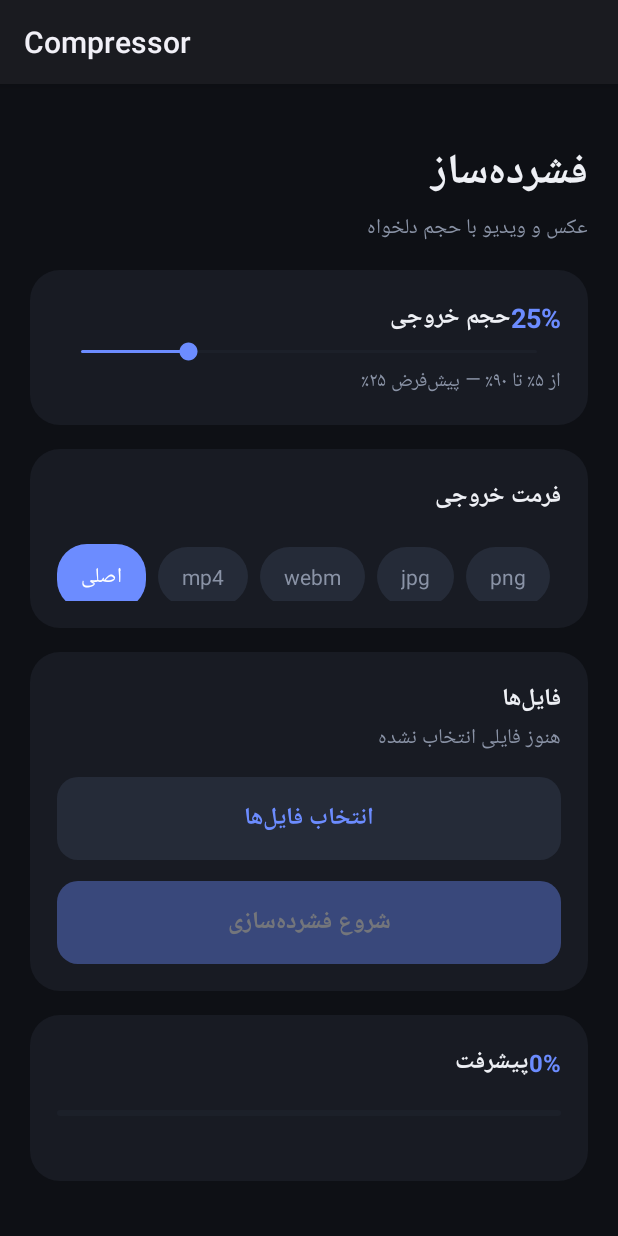
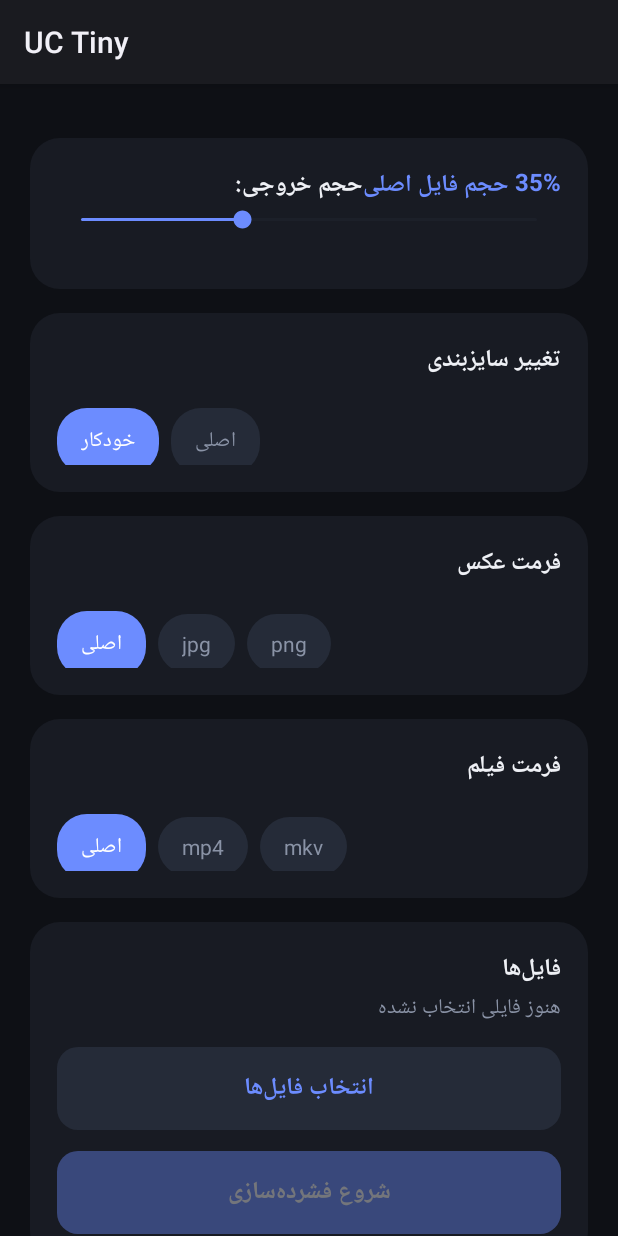
Before and after one commit to UCIRANX/Compress, an Android app: the screen it shows after launch (MainActivity), on a phone screen of 412 x 824 dp. Run offline under Robolectric (Android 15) with nearby library versions, the phone set to English and light mode, and no system bars.

Commit message:
apply uploaded zip

```diff
--- a/android/app/src/main/AndroidManifest.xml
+++ b/android/app/src/main/AndroidManifest.xml
@@ -3,7 +3,7 @@
     <uses-permission android:name="android.permission.WRITE_EXTERNAL_STORAGE" />
 
     <application
-        android:label="Compressor"
+        android:label="UC Tiny"
         android:requestLegacyExternalStorage="true">
         <activity android:name=".MainActivity" android:exported="true">
             <intent-filter>
--- a/android/app/src/main/java/com/example/compressor/MainActivity.java
+++ b/android/app/src/main/java/com/example/compressor/MainActivity.java
@@ -30,10 +30,10 @@ import java.io.InputStream;
 import java.io.OutputStream;
 import java.util.ArrayList;
 import java.util.List;
+import java.util.Locale;
 
 public class MainActivity extends Activity {
     private static final int REQ_PICK = 42;
-    private static final String[] FORMATS = {"Original", "mp4", "webm", "jpg", "png", "webp"};
 
     private static final int C_BG = 0xFF0E1015;
     private static final int C_CARD = 0xFF181B23;
@@ -42,16 +42,24 @@ public class MainActivity extends Activity {
     private static final int C_TEXT = 0xFFEEF0F5;
     private static final int C_MUTED = 0xFF8A93A6;
 
+    private static class ChipSet {
+        final List<TextView> views = new ArrayList<>();
+        String selected;
+    }
+
     private final List<Uri> selected = new ArrayList<>();
-    private final List<TextView> chips = new ArrayList<>();
+    private final ChipSet photoSet = new ChipSet();
+    private final ChipSet videoSet = new ChipSet();
+    private final ChipSet sizeSet = new ChipSet();
     private final Handler handler = new Handler(Looper.getMainLooper());
-    private String selectedFormat = "Original";
     private volatile boolean busy = false;
     private volatile boolean inNative = false;
+    private long selectedSize = -1;
     private String libDir;
 
     private SeekBar seek;
     private TextView percentValue;
+    private TextView sizeHint;
     private TextView selectedText;
     private TextView statusText;
     private TextView barText;
@@ -93,30 +101,27 @@ public class MainActivity extends Activity {
         LinearLayout root = new LinearLayout(this);
         root.setOrientation(LinearLayout.VERTICAL);
         root.setLayoutDirection(View.LAYOUT_DIRECTION_RTL);
-        root.setPadding(dp(20), dp(36), dp(20), dp(28));
+        root.setPadding(dp(20), dp(20), dp(20), dp(28));
         scroll.addView(root);
 
-        root.addView(text("فشرده‌ساز", 28, C_TEXT, true));
-        root.addView(text("عکس و ویدیو با حجم دلخواه", 14, C_MUTED, false));
-
-        // ---- کارت حجم خروجی: یک نوار لغزنده از ۵٪ تا ۹۰٪ با پیش‌فرض ۲۵٪
+        // ---- حجم خروجی: برچسب + درصد + نوار + حجم تقریبی
         LinearLayout c1 = card();
         LinearLayout head1 = row();
-        head1.addView(text("حجم خروجی", 16, C_TEXT, true), weightLp());
-        percentValue = text("25%", 18, C_ACCENT, true);
+        head1.addView(text("حجم خروجی:", 16, C_TEXT, true), weightLp());
+        percentValue = text("", 16, C_ACCENT, true);
         head1.addView(percentValue);
         c1.addView(head1);
 
         seek = new SeekBar(this);
         seek.setMax(17);          // 0..17 => 5..90 با گام ۵
-        seek.setProgress(4);      // 5 + 5*4 = 25
+        seek.setProgress(6);      // 5 + 5*6 = 35 (پیش‌فرض)
         seek.setProgressTintList(ColorStateList.valueOf(C_ACCENT));
         seek.setProgressBackgroundTintList(ColorStateList.valueOf(C_CHIP));
         seek.setThumbTintList(ColorStateList.valueOf(C_ACCENT));
         seek.setOnSeekBarChangeListener(new SeekBar.OnSeekBarChangeListener() {
             @Override
             public void onProgressChanged(SeekBar s, int p, boolean fromUser) {
-                percentValue.setText(percent() + "%");
+                updatePercentText();
             }
 
             @Override
@@ -126,24 +131,34 @@ public class MainActivity extends Activity {
             public void onStopTrackingTouch(SeekBar s) {}
         });
         c1.addView(seek);
-        c1.addView(text("از ۵٪ تا ۹۰٪ — پیش‌فرض ۲۵٪", 13, C_MUTED, false));
+
+        sizeHint = text("", 14, C_MUTED, false);
+        c1.addView(sizeHint);
         addCard(root, c1);
+        updatePercentText();
 
-        // ---- کارت فرمت خروجی: چیپ‌های انتخابی
-        LinearLayout c2 = card();
-        c2.addView(text("فرمت خروجی", 16, C_TEXT, true));
-        HorizontalScrollView hs = new HorizontalScrollView(this);
-        hs.setHorizontalScrollBarEnabled(false);
-        LinearLayout chipRow = row();
-        for (String f : FORMATS) {
-            chipRow.addView(chip(f));
-        }
-        hs.addView(chipRow);
-        c2.addView(hs);
-        addCard(root, c2);
-        refreshChips();
+        // ---- تغییر سایزبندی: خودکار (پیش‌فرض) یا اصلی
+        LinearLayout cSize = card();
+        cSize.addView(text("تغییر سایزبندی", 16, C_TEXT, true));
+        cSize.addView(chipRow(sizeSet, new String[]{"auto", "original"},
+                new String[]{"خودکار", "اصلی"}, "auto"));
+        addCard(root, cSize);
 
-        // ---- کارت فایل‌ها و دکمه‌های اصلی
+        // ---- فرمت عکس
+        LinearLayout cPhoto = card();
+        cPhoto.addView(text("فرمت عکس", 16, C_TEXT, true));
+        cPhoto.addView(chipRow(photoSet, new String[]{"Original", "jpg", "png"},
+                new String[]{"اصلی", "jpg", "png"}, "Original"));
+        addCard(root, cPhoto);
+
+        // ---- فرمت فیلم
+        LinearLayout cVideo = card();
+        cVideo.addView(text("فرمت فیلم", 16, C_TEXT, true));
+        cVideo.addView(chipRow(videoSet, new String[]{"Original", "mp4", "mkv"},
+                new String[]{"اصلی", "mp4", "mkv"}, "Original"));
+        addCard(root, cVideo);
+
+        // ---- فایل‌ها و دکمه‌ها
         LinearLayout c3 = card();
         c3.addView(text("فایل‌ها", 16, C_TEXT, true));
         selectedText = text("هنوز فایلی انتخاب نشده", 14, C_MUTED, false);
@@ -158,10 +173,10 @@ public class MainActivity extends Activity {
         c3.addView(startBtn);
         addCard(root, c3);
 
-        // ---- کارت پیشرفت
+        // ---- پیشرفت: برچسب + درصد
         LinearLayout c4 = card();
         LinearLayout head4 = row();
-        head4.addView(text("پیشرفت", 16, C_TEXT, true), weightLp());
+        head4.addView(text("پیشرفت:", 16, C_TEXT, true), weightLp());
         barText = text("0%", 16, C_ACCENT, true);
         head4.addView(barText);
         c4.addView(head4);
@@ -183,6 +198,32 @@ public class MainActivity extends Activity {
 
     private int percent() {
         return 5 + 5 * seek.getProgress();
+    }
+
+    private void updatePercentText() {
+        if (percentValue == null) {
+            return;
+        }
+        percentValue.setText(percent() + "% حجم فایل اصلی");
+        updateSizeHint();
+    }
+
+    private void updateSizeHint() {
+        if (sizeHint == null) {
+            return;
+        }
+        if (selectedSize > 0) {
+            sizeHint.setText("حجم تقریبی خروجی: " + formatSize(selectedSize * percent() / 100));
+        } else {
+            sizeHint.setText("");
+        }
+    }
+
+    private static String formatSize(long bytes) {
+        if (bytes >= 1024L * 1024L) {
+            return String.format(Locale.US, "%.1f MB", bytes / (1024.0 * 1024.0));
+        }
+        return String.format(Locale.US, "%d KB", bytes / 1024L);
     }
 
     private void pickFiles() {
@@ -210,11 +251,27 @@ public class MainActivity extends Activity {
         } else if (data.getData() != null) {
             selected.add(data.getData());
         }
+        selectedSize = selected.size() == 1 ? fileSize(selected.get(0)) : -1;
         selectedText.setText(selected.isEmpty()
                 ? "هنوز فایلی انتخاب نشده"
                 : selected.size() + " فایل انتخاب شده");
         statusText.setText("");
+        updateSizeHint();
         updateStartState();
+    }
+
+    private long fileSize(Uri u) {
+        try (Cursor c = getContentResolver().query(u, new String[]{OpenableColumns.SIZE}, null, null, null)) {
+            if (c != null && c.moveToFirst()) {
+                int idx = c.getColumnIndex(OpenableColumns.SIZE);
+                if (idx >= 0 && !c.isNull(idx)) {
+                    return c.getLong(idx);
+                }
+            }
+        } catch (Exception ignored) {
+            // اگر اندازه خوانده نشد، حجم تقریبی نشان داده نمی‌شود
+        }
+        return -1;
     }
 
     private void startProcessing() {
@@ -228,7 +285,9 @@ public class MainActivity extends Activity {
 
         final List<Uri> uris = new ArrayList<>(selected);
         final int pct = percent();
-        final String fmt = selectedFormat;
+        final String vf = videoSet.selected;
+        final String pf = photoSet.selected;
+        final boolean keep = "original".equals(sizeSet.selected);
         final String dir = libDir;
 
         NativeCore.reset();
@@ -252,7 +311,7 @@ public class MainActivity extends Activity {
             try {
                 runOnUiThread(() -> statusText.setText("در حال پردازش..."));
                 inNative = true;
-                String result = NativeCore.processFiles(paths.toArray(new String[0]), pct, fmt, dir);
+                String result = NativeCore.processFiles(paths.toArray(new String[0]), pct, vf, pf, dir, keep);
                 if (failedCopy > 0) {
                     result = result + "\nفایل نخوانده: " + failedCopy;
                 }
@@ -269,7 +328,9 @@ public class MainActivity extends Activity {
                 barText.setText("100%");
                 statusText.setText(msg);
                 selected.clear();
+                selectedSize = -1;
                 selectedText.setText("هنوز فایلی انتخاب نشده");
+                sizeHint.setText("");
                 pickBtn.setAlpha(1f);
                 updateStartState();
             });
@@ -283,10 +344,16 @@ public class MainActivity extends Activity {
         startBtn.setAlpha(can ? 1f : 0.4f);
     }
 
-    private TextView chip(String value) {
-        String label = value.equals("Original") ? "اصلی" : value;
-        TextView t = text(label, 14, C_MUTED, false);
-        t.setTag(value);
+    /** یک ردیف چیپ انتخابی؛ مقدار انتخاب‌شده در set.selected نگه‌داری می‌شود */
+    private HorizontalScrollView chipRow(final ChipSet set, String[] values, String[] labels, String initial) {
+        set.selected = initial;
+        HorizontalScrollView hs = new HorizontalScrollView(this);
+        hs.setHorizontalScrollBarEnabled(false);
+        LinearLayout rowView = row();
+        for (int i = 0; i < values.length; i++) {
+            final String v = values[i];
+            TextView t = text(labels[i], 14, C_MUTED, false);
+            t.setTag(v);
             t.setGravity(Gravity.CENTER);
             t.setPadding(dp(16), dp(10), dp(16), dp(10));
             LinearLayout.LayoutParams lp = new LinearLayout.LayoutParams(
@@ -294,17 +361,21 @@ public class MainActivity extends Activity {
             lp.setMargins(0, dp(12), dp(8), 0);
             t.setLayoutParams(lp);
             t.setClickable(true);
-        t.setOnClickListener(v -> {
-            selectedFormat = value;
-            refreshChips();
+            t.setOnClickListener(x -> {
+                set.selected = v;
+                refreshSet(set);
             });
-        chips.add(t);
-        return t;
+            set.views.add(t);
+            rowView.addView(t);
+        }
+        hs.addView(rowView);
+        refreshSet(set);
+        return hs;
     }
 
-    private void refreshChips() {
-        for (TextView t : chips) {
-            boolean on = t.getTag().equals(selectedFormat);
+    private void refreshSet(ChipSet set) {
+        for (TextView t : set.views) {
+            boolean on = t.getTag().equals(set.selected);
             t.setTextColor(on ? 0xFFFFFFFF : C_MUTED);
             t.setBackground(rounded(on ? C_ACCENT : C_CHIP, 20));
         }
--- a/android/app/src/main/java/com/example/compressor/NativeCore.java
+++ b/android/app/src/main/java/com/example/compressor/NativeCore.java
@@ -7,7 +7,9 @@ public final class NativeCore {
 
     private NativeCore() {}
 
-    public static native String processFiles(String[] paths, int percent, String format, String libDir);
+    /** keepSize = true یعنی ابعاد اصلی حفظ شود */
+    public static native String processFiles(String[] paths, int percent, String videoFormat,
+                                             String photoFormat, String libDir, boolean keepSize);
 
     /** پیشرفت کل از ۰ تا ۱۰۰۰ */
     public static native int progress();
```
Also changed, not shown: 4 other files. Lines whose indentation alone changed are shown as unchanged.
